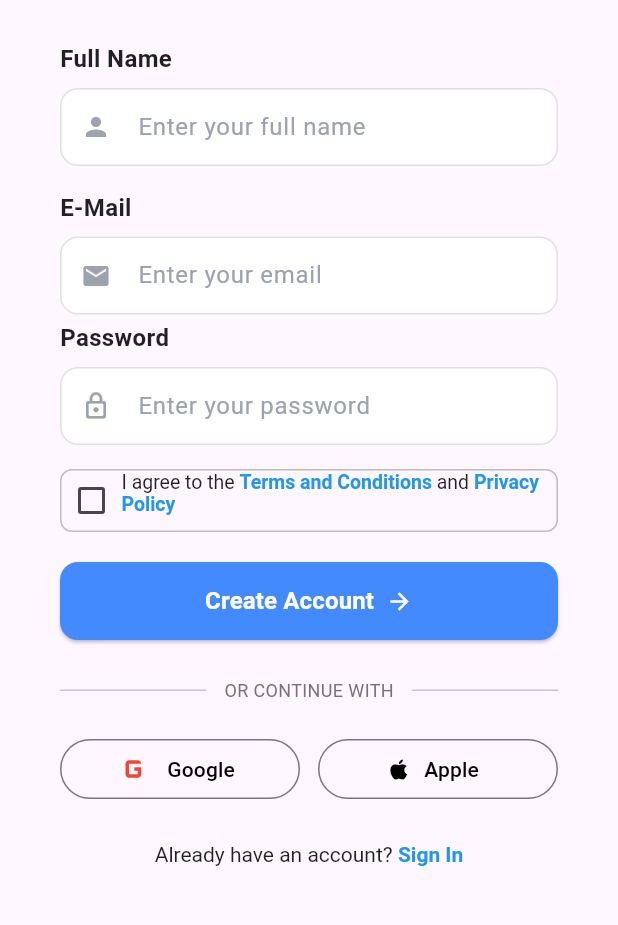
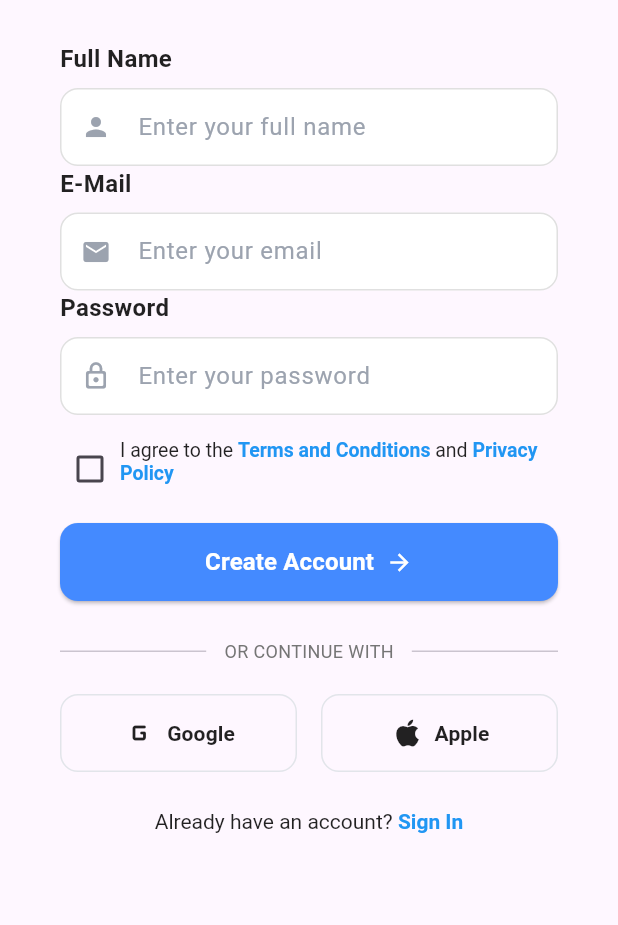
Before and after one commit to Masaud-Ahmad/XwanEdu, a Flutter app: the Signup screen opened directly, on a phone screen of 412 x 824 dp, the part 260-1185 px from its top. Run offline on Flutter 3.47's test engine with Material 3 defaults, Android fonts, the phone set to English and light mode, and no system bars; our stand-ins replace get, lottie.

Commit message:
Make and work  a classroom home screen in MVVM architecute in just UI for dummy data and small changed signup, add widget in common folder

```diff
--- a/lib/constant/size.dart
+++ b/lib/constant/size.dart
@@ -16,7 +16,7 @@ class SizeConstant {
   static const double fontSizeSm = 12.0; // small
   static const double fontSizeMd = 16.0; // medium
   static const double fontSizeLg = 20.0; // large
-  static const double lineHeight = 1.5; // large
+  static const double lineHeight = 1.5; // Huge small
 
   // Button sizes
   static const double buttonHeight = 18.0;
--- a/lib/constant/text_constant.dart
+++ b/lib/constant/text_constant.dart
@@ -29,6 +29,7 @@ class TextConstant {
   static const String verificationCode = "verificationCode";
   static const String resendEmail = "Resend Email";
   static const String resendEmailIn = "Resend email in";
+
   static const String next = "Next";
 
   // -- Authentication Headings
--- a/lib/feature/authentication/view/login/login.dart
+++ b/lib/feature/authentication/view/login/login.dart
@@ -1,10 +1,13 @@
 import 'package:flutter/material.dart';
+import 'package:get/get_navigation/get_navigation.dart';
+import 'package:get/utils.dart';
 import 'package:xwanedu/common/widgets/edutextfield/edutexttextfield.dart';
 import 'package:xwanedu/common/widgets/title_logo/title_logo.dart';
 import 'package:xwanedu/constant/size.dart';
 import 'package:xwanedu/constant/text_constant.dart';
 import 'package:xwanedu/feature/authentication/view/login/widgets/socialbuttons.dart';
 import 'package:xwanedu/feature/authentication/view/signup/signup.dart';
+import 'package:xwanedu/feature/classroom/view/classroomscreen/classroom_screen.dart';
 
 class LoginScreen extends StatefulWidget {
   const LoginScreen({super.key});
@@ -30,6 +33,7 @@ class _LoginScreenState extends State<LoginScreen> {
 
   void _handleSignIn() {
     // Hook up real auth logic here
+    Get.to(const ClassroomScreen());
     debugPrint('Email: ${_emailController.text}');
     debugPrint('Password: ${_passwordController.text}');
   }
--- a/lib/feature/authentication/view/onboardingscreen/widgets/onboardingpage.dart
+++ b/lib/feature/authentication/view/onboardingscreen/widgets/onboardingpage.dart
@@ -1,6 +1,5 @@
 import 'package:flutter/material.dart';
 import 'package:lottie/lottie.dart';
-import 'package:xwanedu/constant/colors.dart';
 import 'package:xwanedu/constant/size.dart';
 import 'package:xwanedu/feature/authentication/view/onboardingscreen/widgets/onboardingsubtitle.dart';
 import 'package:xwanedu/feature/authentication/view/onboardingscreen/widgets/onboardingtitle.dart';
--- a/lib/feature/authentication/view/signup/signup.dart
+++ b/lib/feature/authentication/view/signup/signup.dart
@@ -3,6 +3,8 @@ import 'package:xwanedu/common/widgets/edutextfield/edutexttextfield.dart';
 import 'package:xwanedu/common/widgets/title_logo/title_logo.dart';
 import 'package:xwanedu/constant/size.dart';
 import 'package:xwanedu/constant/text_constant.dart';
+import 'package:xwanedu/feature/authentication/view/signup/widgets/createaccountbutton.dart';
+import 'package:xwanedu/feature/authentication/view/signup/widgets/socialbuttons.dart';
 
 class Signup extends StatefulWidget {
   const Signup({super.key});
@@ -66,7 +68,6 @@ class _SignupState extends State<Signup> {
                         hintText: 'Enter your full name',
                         controller: fullNameController,
                       ),
-                      SizedBox(height: SizeConstant.spaceBtwInputFields),
                       EduTextTextField(
                         text: TextConstant.email,
                         icon: Icons.email,
@@ -74,23 +75,14 @@ class _SignupState extends State<Signup> {
                         controller: emailController,
                       ),
 
-                      SizedBox(height: SizeConstant.spaceBtwInputFields / 4),
-
                       EduTextTextField(
                         text: TextConstant.password,
                         icon: Icons.lock_outline_rounded,
                         hintText: 'Enter your password',
                         controller: passwordController,
                       ),
-
                       const SizedBox(height: SizeConstant.spaceBtwItems),
-
-                      Container(
-                        decoration: BoxDecoration(
-                          border: Border.all(color: Colors.grey.shade400),
-                          borderRadius: BorderRadius.circular(8),
-                        ),
-                        child: Row(
+                      Row(
                         crossAxisAlignment: CrossAxisAlignment.start,
                         children: [
                           Checkbox(
@@ -133,42 +125,11 @@ class _SignupState extends State<Signup> {
                           ),
                         ],
                       ),
-                      ),
 
-                      const SizedBox(height: 20),
+                      const SizedBox(height: SizeConstant.spaceBtwItems),
 
-                      SizedBox(
-                        width: double.infinity,
-                        height: 52,
-                        child: ElevatedButton(
-                          style: ElevatedButton.styleFrom(
-                            backgroundColor: Colors.blueAccent,
-                            shape: RoundedRectangleBorder(
-                              borderRadius: BorderRadius.circular(12),
-                            ),
-                          ),
-                          onPressed: () {},
-                          child: const Row(
-                            mainAxisAlignment: MainAxisAlignment.center,
-                            children: [
-                              Text(
-                                "Create Account",
-                                style: TextStyle(
-                                  color: Colors.white,
-                                  fontSize: 16,
-                                  fontWeight: FontWeight.bold,
-                                ),
-                              ),
-                              SizedBox(width: 8),
-                              Icon(
-                                Icons.arrow_forward,
-                                color: Colors.white,
-                                size: 18,
-                              ),
-                            ],
-                          ),
-                        ),
-                      ),
+                      // Account create button
+                      CreateAccountButton(),
 
                       const SizedBox(height: 25),
 
@@ -190,39 +151,8 @@ class _SignupState extends State<Signup> {
                       ),
 
                       const SizedBox(height: 20),
-
-                      Row(
-                        children: [
-                          Expanded(
-                            child: OutlinedButton.icon(
-                              onPressed: () {},
-                              icon: const Icon(
-                                Icons.g_mobiledata,
-                                color: Colors.red,
-                                size: 28,
-                              ),
-                              label: const Text(
-                                "Google",
-                                style: TextStyle(color: Colors.black),
-                              ),
-                            ),
-                          ),
-                          const SizedBox(width: 12),
-                          Expanded(
-                            child: OutlinedButton.icon(
-                              onPressed: () {},
-                              icon: const Icon(
-                                Icons.apple,
-                                color: Colors.black,
-                              ),
-                              label: const Text(
-                                "Apple",
-                                style: TextStyle(color: Colors.black),
-                              ),
-                            ),
-                          ),
-                        ],
-                      ),
+                      //social buttons
+                      SocialButtons(),
 
                       const SizedBox(height: 25),
 
--- /dev/null
+++ b/lib/feature/authentication/view/signup/widgets/createaccountbutton.dart
@@ -0,0 +1,37 @@
+import 'package:flutter/material.dart';
+
+class CreateAccountButton extends StatelessWidget {
+  const CreateAccountButton({super.key});
+
+  @override
+  Widget build(BuildContext context) {
+    return SizedBox(
+      width: double.infinity,
+      height: 52,
+      child: ElevatedButton(
+        style: ElevatedButton.styleFrom(
+          backgroundColor: Colors.blueAccent,
+          shape: RoundedRectangleBorder(
+            borderRadius: BorderRadius.circular(12),
+          ),
+        ),
+        onPressed: () {},
+        child: const Row(
+          mainAxisAlignment: MainAxisAlignment.center,
+          children: [
+            Text(
+              "Create Account",
+              style: TextStyle(
+                color: Colors.white,
+                fontSize: 16,
+                fontWeight: FontWeight.bold,
+              ),
+            ),
+            SizedBox(width: 8),
+            Icon(Icons.arrow_forward, color: Colors.white, size: 18),
+          ],
+        ),
+      ),
+    );
+  }
+}
--- /dev/null
+++ b/lib/feature/authentication/view/signup/widgets/socialbuttons.dart
@@ -0,0 +1,32 @@
+import 'package:flutter/material.dart';
+import 'package:xwanedu/common/widgets/socialbutton/socialbutton.dart';
+import 'package:xwanedu/constant/size.dart';
+
+class SocialButtons extends StatelessWidget {
+  const SocialButtons({super.key});
+
+  @override
+  Widget build(BuildContext context) {
+    return Row(
+      children: [
+        Expanded(
+          child: SocialButton(
+            label: 'Google',
+            icon: Icons.g_mobiledata_rounded,
+            iconSize: SizeConstant.iconMd,
+            onTap: () {},
+          ),
+        ),
+        const SizedBox(width: SizeConstant.spaceBtwItems),
+        Expanded(
+          child: SocialButton(
+            label: 'Apple',
+            icon: Icons.apple_rounded,
+            iconSize: SizeConstant.iconMd,
+            onTap: () {},
+          ),
+        ),
+      ],
+    );
+  }
+}
```
Also changed, not shown: lib/common/widgets/three_dot_button/three_dot_button.dart (added, +24 -0 lines), lib/feature/classroom/model/classroom_model/classroom_model.dart (added, +19 -0 lines), lib/feature/classroom/view/classroomscreen/classroom_screen.dart (added, +148 -0 lines), lib/feature/classroom/viewmodel/classroom/classroom.dart (added, +29 -0 lines), lib/service/classroom_service/classroom.dart (added, +43 -0 lines), lib/feature/classroom/view/classroomscreen/widgets/cardbottom.dart (added), lib/feature/classroom/view/classroomscreen/widgets/cardheader.dart (added). Lines whose indentation alone changed are shown as unchanged.
